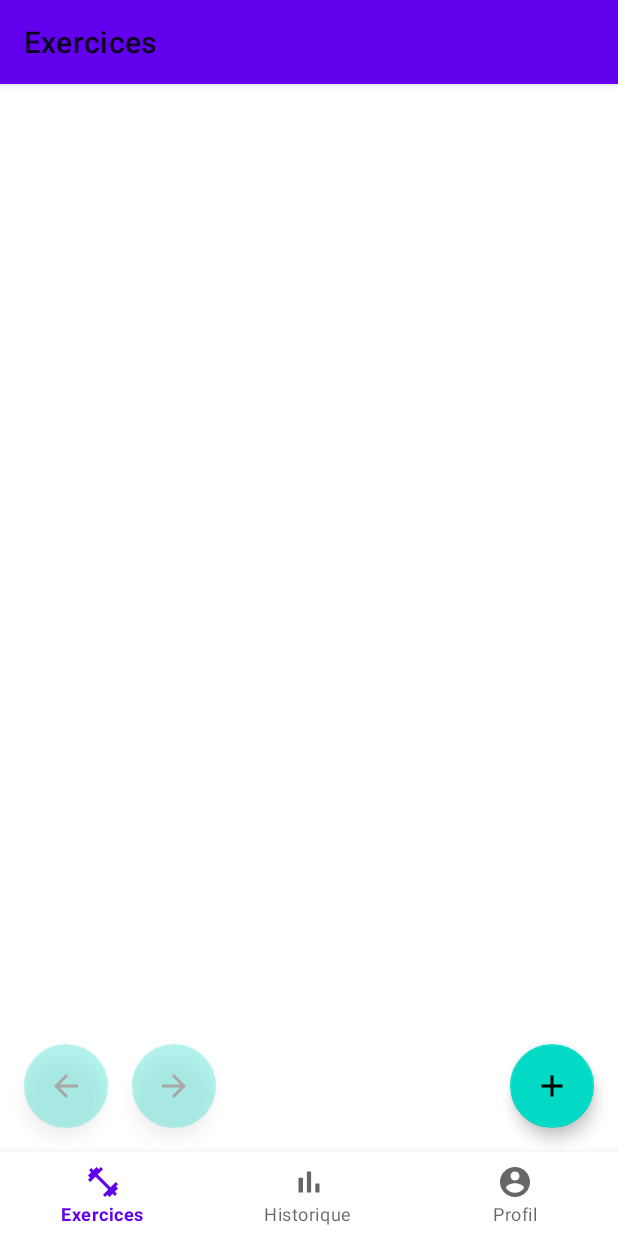
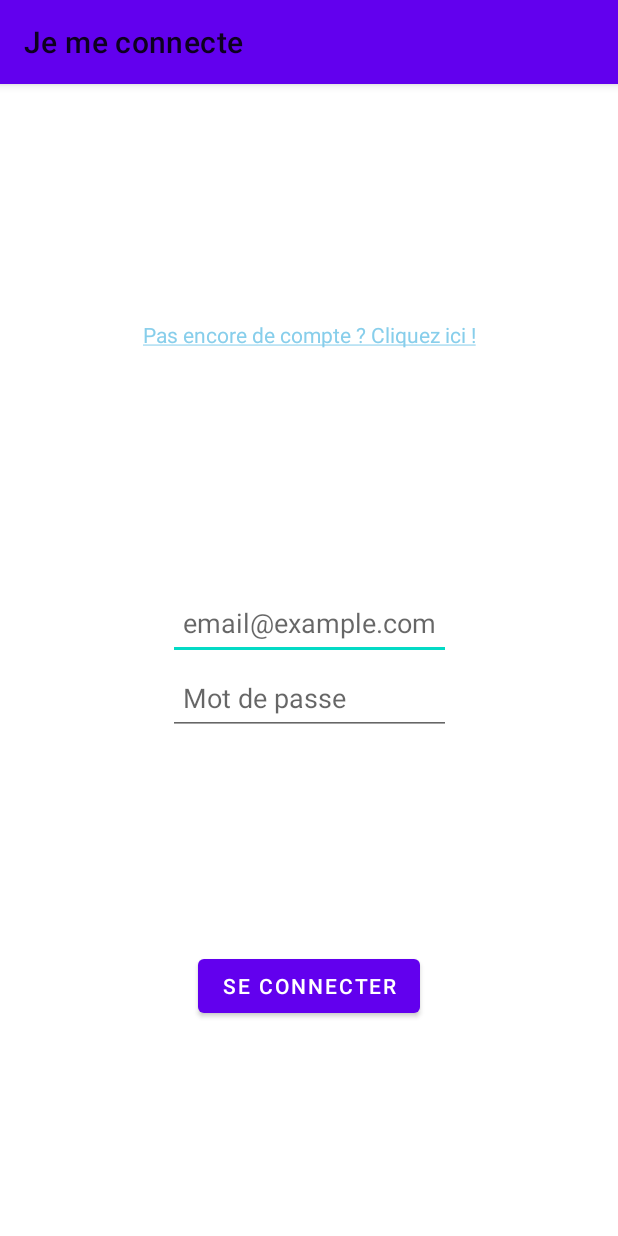
Before and after one commit to ShakaFT/save-your-train, an Android app: the screen it shows after launch (MainActivity before the commit, SignInActivity after it), on a phone screen of 412 x 824 dp. Run offline under Robolectric (Android 15) with nearby library versions, the phone set to English and light mode, and no system bars; our stand-ins replace Room's generated code, navigation-ui.

Commit message:
feat: add accound handling

```diff
--- a/kotlinFront/app/src/main/java/com/example/save_your_train/MainActivity.kt
+++ b/kotlinFront/app/src/main/java/com/example/save_your_train/MainActivity.kt
@@ -1,15 +1,26 @@
 package com.example.save_your_train
 
+import android.content.Intent
 import android.os.Bundle
+import android.widget.Toast
+import androidx.appcompat.app.AlertDialog
 import com.google.android.material.bottomnavigation.BottomNavigationView
 import androidx.appcompat.app.AppCompatActivity
+import androidx.lifecycle.lifecycleScope
 import androidx.navigation.findNavController
 import androidx.navigation.ui.AppBarConfiguration
 import androidx.navigation.ui.setupActionBarWithNavController
 import androidx.navigation.ui.setupWithNavController
+import com.example.save_your_train.data.AccountDataStore
 import com.example.save_your_train.data.AppDatabase
+import com.example.save_your_train.data.Exercise
 import com.example.save_your_train.data.JsonData
 import com.example.save_your_train.databinding.ActivityMainBinding
+import com.example.save_your_train.ui.account.signIn.SignInActivity
+import com.example.save_your_train.ui.account.signUp.SignUpActivity
+import com.example.save_your_train.ui.profile.AccountModel
+import kotlinx.coroutines.flow.first
+import kotlinx.coroutines.launch
 
 
 class MainActivity : AppCompatActivity() {
@@ -19,11 +30,11 @@ class MainActivity : AppCompatActivity() {
     override fun onCreate(savedInstanceState: Bundle?) {
         super.onCreate(savedInstanceState)
 
-        initData() // Set data when app is launched
-
         // Get binding
         binding = ActivityMainBinding.inflate(layoutInflater)
         setContentView(binding.root)
+
+        initData() // Set data when app is launched
 
         // Setup title of each fragment
         val navView: BottomNavigationView = binding.navView
@@ -37,6 +48,26 @@ class MainActivity : AppCompatActivity() {
         navView.setupWithNavController(navController)
     }
 
+    override fun onStart() {
+        super.onStart()
+        lifecycleScope.launch {
+            val currentAccount = AccountDataStore(baseContext).getAccount.first() ?: AccountModel("")
+            if (currentAccount.email.isEmpty()) {
+                // Display Sign Up Page
+                binding.root.context.startActivity(Intent(binding.root.context, SignInActivity::class.java))
+            }
+        }
+    }
+
+    override fun onBackPressed() {
+        getPopup(
+            this,
+            "Voulez-vous quitter l'application ?",
+            "",
+            positiveFunction = { moveTaskToBack(true); },
+        ).show()
+    }
+
     private fun initData() {
         AppDatabase.setDatabase(baseContext)
         JsonData.loadJsonData(baseContext)
--- /dev/null
+++ b/kotlinFront/app/src/main/java/com/example/save_your_train/ui/account/signIn/SignInActivity.kt
@@ -0,0 +1,63 @@
+package com.example.save_your_train.ui.account.signIn
+
+import android.content.Intent
+import android.os.Bundle
+import androidx.appcompat.app.AppCompatActivity
+import androidx.lifecycle.ViewModelProvider
+import androidx.lifecycle.lifecycleScope
+import com.example.save_your_train.MainActivity
+import com.example.save_your_train.data.AccountDataStore
+import com.example.save_your_train.databinding.SignInLayoutBinding
+import com.example.save_your_train.getPopup
+import com.example.save_your_train.ui.account.signUp.SignUpActivity
+import com.example.save_your_train.ui.profile.AccountModel
+import kotlinx.coroutines.launch
+
+class SignInActivity: AppCompatActivity() {
+
+    private lateinit var binding: SignInLayoutBinding
+    private lateinit var signInViewModel: SignInViewModel
+
+    override fun onCreate(savedInstanceState: Bundle?) {
+        super.onCreate(savedInstanceState)
+
+        // Get binding
+        binding = SignInLayoutBinding.inflate(layoutInflater)
+        setContentView(binding.root)
+
+        // Get view model
+        signInViewModel = ViewModelProvider(this)[SignInViewModel::class.java]
+
+        // Set Listeners
+        binding.signInButton.setOnClickListener {
+            signInViewModel.onClickSignInButton(AccountDataStore(baseContext), AccountModel(
+                binding.emailSignIn.text.toString(),
+                password = binding.passwordSignIn.text.toString()
+            ))
+        }
+        binding.linkSignUp.setOnClickListener {
+            binding.root.context.startActivity(Intent(binding.root.context, SignUpActivity::class.java))
+        }
+
+        setObserve()
+    }
+
+    override fun onBackPressed() {
+        getPopup(
+            this,
+            "Voulez-vous quitter l'application ?",
+            "",
+            positiveFunction = { moveTaskToBack(true); },
+        ).show()
+    }
+
+    // Set private functions
+
+    private fun setObserve() {
+        signInViewModel.isSignedIn.observe(this) {
+            if (it) {
+                binding.root.context.startActivity(Intent(binding.root.context, MainActivity::class.java))
+            }
+        }
+    }
+}
--- a/kotlinFront/app/src/main/java/com/example/save_your_train/ui/profile/AccountModel.kt
+++ b/kotlinFront/app/src/main/java/com/example/save_your_train/ui/profile/AccountModel.kt
@@ -4,5 +4,6 @@ class AccountModel (
         val email: String,
         val firstName: String = "",
         val lastName: String = "",
-        val password: String = ""
-    ) { }
+        val password: String = "",
+        val confirmationPassword: String = ""
+    )
--- a/kotlinFront/app/src/main/res/layout/fragment_profile.xml
+++ b/kotlinFront/app/src/main/res/layout/fragment_profile.xml
@@ -29,6 +29,7 @@
                 android:textStyle="bold" />
 
             <TextView
+                android:id="@+id/currentEmail"
                 android:layout_width="wrap_content"
                 android:layout_height="wrap_content" />
 
@@ -46,6 +47,7 @@
                 android:textStyle="bold" />
 
             <TextView
+                android:id="@+id/currentFirstName"
                 android:layout_width="wrap_content"
                 android:layout_height="wrap_content" />
 
@@ -63,6 +65,7 @@
                 android:textStyle="bold" />
 
             <TextView
+                android:id="@+id/currentLastName"
                 android:layout_width="wrap_content"
                 android:layout_height="wrap_content" />
 
@@ -71,7 +74,7 @@
             <Button
                 android:layout_width="wrap_content"
                 android:layout_height="wrap_content"
-                android:id="@+id/exerciseAddButton"
+                android:id="@+id/signUpButton"
                 android:backgroundTint="@color/white"
                 android:text="@string/sign_out_button"
                 android:textColor="#FF0000" />
--- /dev/null
+++ b/kotlinFront/app/src/main/res/layout/sign_in_layout.xml
@@ -0,0 +1,57 @@
+<?xml version="1.0" encoding="utf-8"?>
+<androidx.constraintlayout.widget.ConstraintLayout xmlns:android="http://schemas.android.com/apk/res/android"
+    xmlns:app="http://schemas.android.com/apk/res-auto"
+    xmlns:tools="http://schemas.android.com/tools"
+    android:layout_width="match_parent"
+    android:layout_height="match_parent"
+    tools:context=".ui.account.signIn.SignInActivity" >
+
+    <TextView
+        android:id="@+id/linkSignUp"
+        android:text="@string/link_sign_up"
+        android:textColor="#87CEEB"
+        android:layout_width="wrap_content"
+        android:layout_height="wrap_content"
+        app:layout_constraintTop_toTopOf="parent"
+        app:layout_constraintBottom_toTopOf="@id/signInForm"
+        app:layout_constraintStart_toStartOf="parent"
+        app:layout_constraintEnd_toEndOf="parent"/>
+
+    <TableLayout
+        android:id="@+id/signInForm"
+        android:layout_width="wrap_content"
+        android:layout_height="wrap_content"
+        app:layout_constraintTop_toTopOf="parent"
+        app:layout_constraintBottom_toBottomOf="parent"
+        app:layout_constraintStart_toStartOf="parent"
+        app:layout_constraintEnd_toEndOf="parent" >
+
+            <EditText
+                android:layout_width="match_parent"
+                android:layout_height="50dp"
+                android:id="@+id/emailSignIn"
+                android:inputType="text"
+                android:hint="@string/email_field"
+                android:padding="10dp" />
+
+            <EditText
+                android:layout_width="match_parent"
+                android:layout_height="50dp"
+                android:id="@+id/passwordSignIn"
+                android:inputType="text"
+                android:hint="@string/password_field"
+                android:padding="10dp" />
+
+    </TableLayout>
+
+    <Button
+        android:layout_width="wrap_content"
+        android:layout_height="wrap_content"
+        android:id="@+id/signInButton"
+        android:text="@string/sign_in_button"
+        app:layout_constraintTop_toBottomOf="@id/signInForm"
+        app:layout_constraintBottom_toBottomOf="parent"
+        app:layout_constraintStart_toStartOf="parent"
+        app:layout_constraintEnd_toEndOf="parent"/>
+
+</androidx.constraintlayout.widget.ConstraintLayout>
--- a/kotlinFront/app/src/main/res/values/strings.xml
+++ b/kotlinFront/app/src/main/res/values/strings.xml
@@ -6,6 +6,22 @@
     <string name="title_exercises">Exercices</string>
     <string name="title_history">Historique</string>
     <string name="title_profile">Profil</string>
+
+    <!-- Sign In / Sign Up Activity -->
+    <string name="title_sign_in">Je me connecte</string>
+    <string name="title_sign_up">Je m\'inscris</string>
+
+    <string name="link_sign_up"><u>Pas encore de compte ? Cliquez ici !</u></string>
+    <string name="link_sign_in"><u>Déjà un compte ? Cliquez ici !</u></string>
+
+    <string name="email_field">email@example.com</string>
+    <string name="password_field">Mot de passe</string>
+    <string name="confirmation_password_field">Confirmer le mot de passe</string>
+    <string name="first_name_field">Prénom</string>
+    <string name="last_name_field">Nom</string>
+
+    <string name="sign_in_button">Se connecter</string>
+    <string name="sign_up_button">S\'inscrire</string>
 
     <!-- Add Exercise Activity -->
     <string name="title_activity_add_exercise">Ajouter un exercice</string>
```
Also changed, not shown: kotlinFront/app/src/main/AndroidManifest.xml (+8 -0 lines), kotlinFront/app/src/main/java/com/example/save_your_train/data/AccountDataStore.kt (+0 -8 lines), kotlinFront/app/src/main/java/com/example/save_your_train/ui/account/signIn/SignInViewModel.kt (added, +34 -0 lines), kotlinFront/app/src/main/java/com/example/save_your_train/ui/account/signUp/SignUpActivity.kt (added, +56 -0 lines), kotlinFront/app/src/main/java/com/example/save_your_train/ui/account/signUp/SignUpViewModel.kt (added, +42 -0 lines), kotlinFront/app/src/main/java/com/example/save_your_train/ui/profile/ProfileFragment.kt (+37 -7 lines), kotlinFront/app/src/main/java/com/example/save_your_train/ui/profile/ProfileViewModel.kt (+11 -4 lines), kotlinFront/app/src/main/res/layout/sign_up_layout.xml (added, +80 -0 lines).
